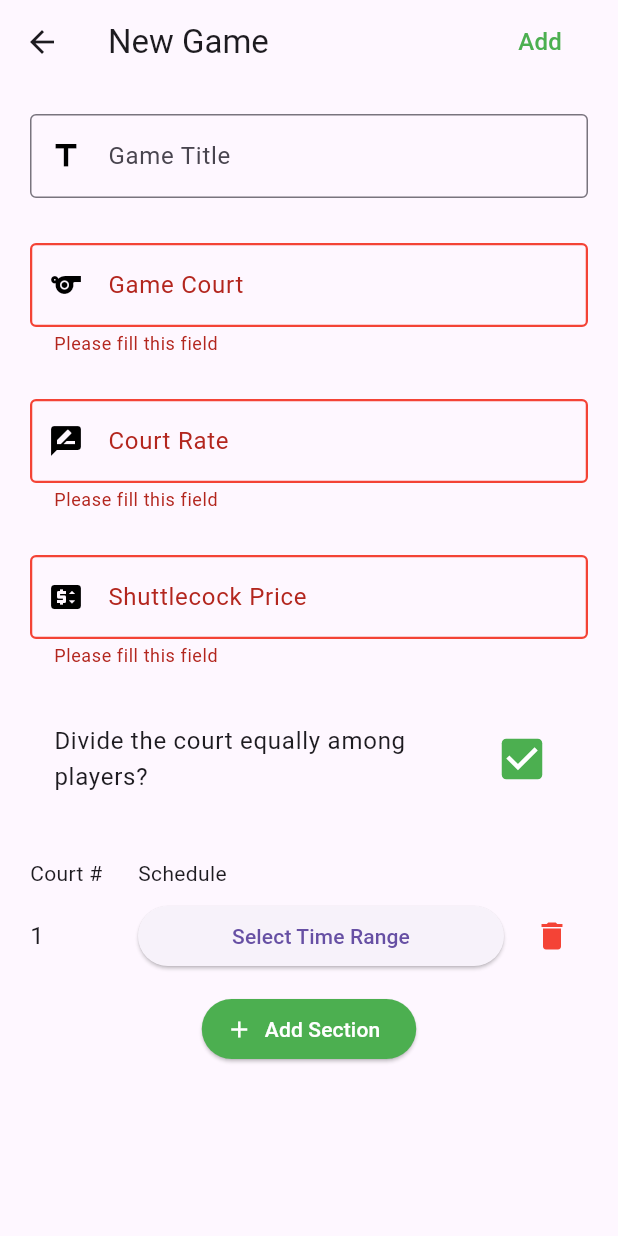
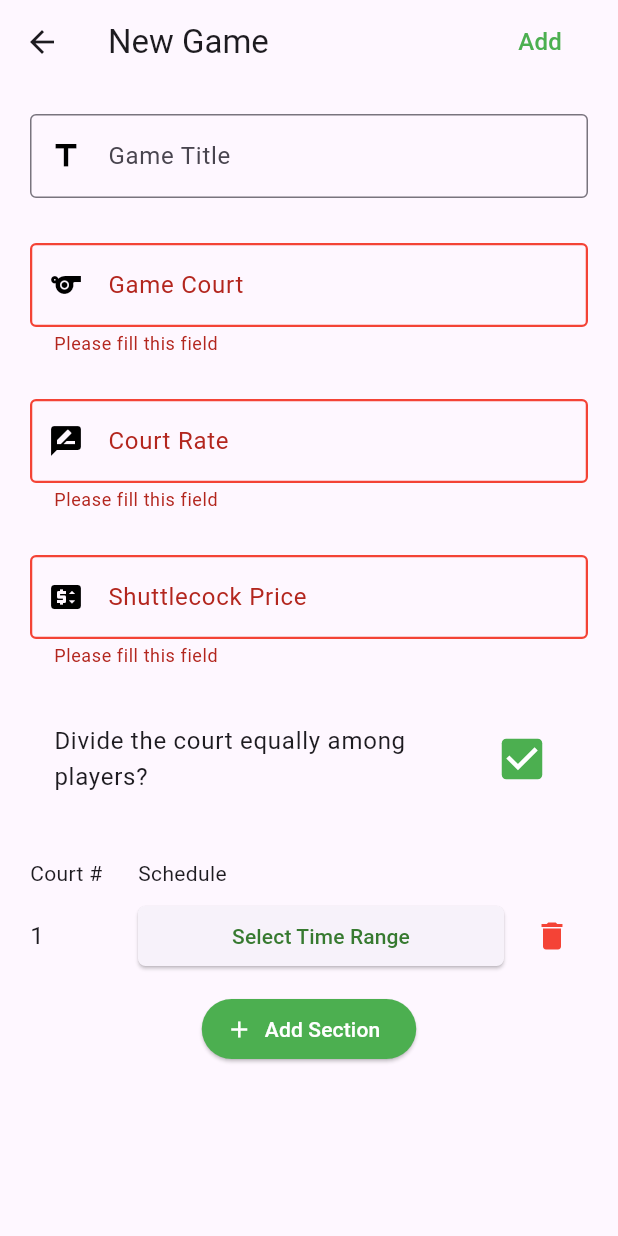
Before and after one commit to SyBorg00/badminton_app, a Flutter app: the GameAdd screen opened directly with empty values, after a tap on "Add", after a tap on "Add Section", on a phone screen of 412 x 824 dp. Run offline on Flutter 3.47's test engine with Material 3 defaults, Android fonts, the phone set to English and light mode, and no system bars; our stand-ins replace shared_preferences; accounts and stored records are empty.

Commit message:
added schedule validation for schedule picker, and minor UI changes to Court section adding

```diff
--- a/lib/game_add.dart
+++ b/lib/game_add.dart
@@ -54,6 +54,16 @@ class _GameAddState extends State<GameAdd> {
     return null;
   }
 
+  bool _hasNoDateSchedule() {
+    for (final sect in section) {
+      final schedule = sect?.schedule;
+      if (schedule?.start == null || schedule?.end == null) {
+        return true;
+      }
+    }
+    return false;
+  }
+
   //submitting the data
   void _submitGameData() {
     //check if there are empty fields
@@ -61,6 +71,13 @@ class _GameAddState extends State<GameAdd> {
     if (!isValid) {
       ScaffoldMessenger.of(context).showSnackBar(
         const SnackBar(content: Text("Please fix validation errors")),
+      );
+      return;
+    } else if (_hasNoDateSchedule()) {
+      ScaffoldMessenger.of(context).showSnackBar(
+        const SnackBar(
+          content: Text("Some values in the schedule are missing"),
+        ),
       );
       return;
     } else {
@@ -81,7 +98,6 @@ class _GameAddState extends State<GameAdd> {
     }
   }
 
-  //to prevent memory leak
   @override
   void dispose() {
     _gameTitleController.dispose();
--- a/lib/widgets/court_section.dart
+++ b/lib/widgets/court_section.dart
@@ -155,7 +155,7 @@ class _CourtSectionWidgetState extends State<CourtSectionWidget> {
                   SizedBox(width: 64, child: Text('Court #')),
                   SizedBox(width: 8),
                   Expanded(child: Text('Schedule')),
-                  SizedBox(width: 48), // space for remove button
+                  SizedBox(width: 48),
                 ],
               ),
             ),
@@ -182,6 +182,17 @@ class _CourtSectionWidgetState extends State<CourtSectionWidget> {
                     const SizedBox(width: 8),
                     Expanded(
                       child: ElevatedButton(
+                        style: ElevatedButton.styleFrom(
+                          foregroundColor: const Color.fromARGB(
+                            255,
+                            55,
+                            122,
+                            48,
+                          ),
+                          shape: RoundedRectangleBorder(
+                            borderRadius: BorderRadiusGeometry.circular(5),
+                          ),
+                        ),
                         onPressed: () => _selectScheduleRange(index),
                         child: Text(scheduleText),
                       ),
```
